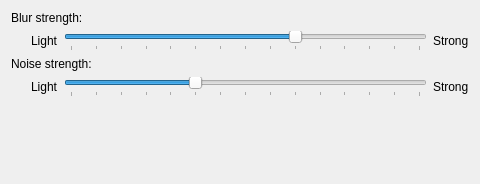
Old version of the form src/plugins/blur/blur_config.ui in the repository arkroyal01/volcanic.
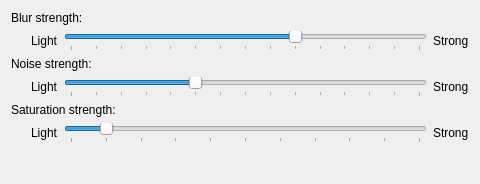
New version of the form.

Commit message: Fix kwin bug #510818. Fix  weird flashing frames while a surface with a blur fades in on top of another one. Also set saturation to 1. This is visually identical to the old contrast effect

```diff
--- a/src/plugins/blur/blur_config.ui
+++ b/src/plugins/blur/blur_config.ui
@@ -140,6 +140,72 @@
      </item>
     </layout>
    </item>
+   <item>
+    <widget class="QLabel" name="labelSaturationDescription">
+     <property name="text">
+      <string>Saturation strength:</string>
+     </property>
+    </widget>
+   </item>
+   <item>
+    <layout class="QHBoxLayout" name="horizontalLayout_3">
+     <item>
+      <spacer name="horizontalSpacer_3">
+       <property name="orientation">
+        <enum>Qt::Orientation::Horizontal</enum>
+       </property>
+       <property name="sizeType">
+        <enum>QSizePolicy::Policy::Fixed</enum>
+       </property>
+       <property name="sizeHint" stdset="0">
+        <size>
+         <width>20</width>
+         <height>20</height>
+        </size>
+       </property>
+      </spacer>
+     </item>
+     <item>
+      <widget class="QLabel" name="labelSaturationLight">
+       <property name="text">
+        <string>Light</string>
+       </property>
+      </widget>
+     </item>
+     <item>
+      <widget class="QSlider" name="kcfg_Saturation">
+       <property name="maximum">
+        <number>10</number>
+       </property>
+       <property name="singleStep">
+        <number>1</number>
+       </property>
+       <property name="pageStep">
+        <number>3</number>
+       </property>
+       <property name="value">
+        <number>1</number>
+       </property>
+       <property name="orientation">
+        <enum>Qt::Orientation::Horizontal</enum>
+       </property>
+       <property name="tickPosition">
+        <enum>QSlider::TickPosition::TicksBelow</enum>
+       </property>
+       <property name="tickInterval">
+        <number>1</number>
+       </property>
+      </widget>
+     </item>
+     <item>
+      <widget class="QLabel" name="labelSaturationStrong">
+       <property name="text">
+        <string>Strong</string>
+       </property>
+      </widget>
+     </item>
+    </layout>
+   </item>
    <item>
     <spacer name="verticalSpacer">
      <property name="orientation">
```
Left out of the diff: 18 changed lines with no effect on the pictures. The commit also changes 3 other files.
